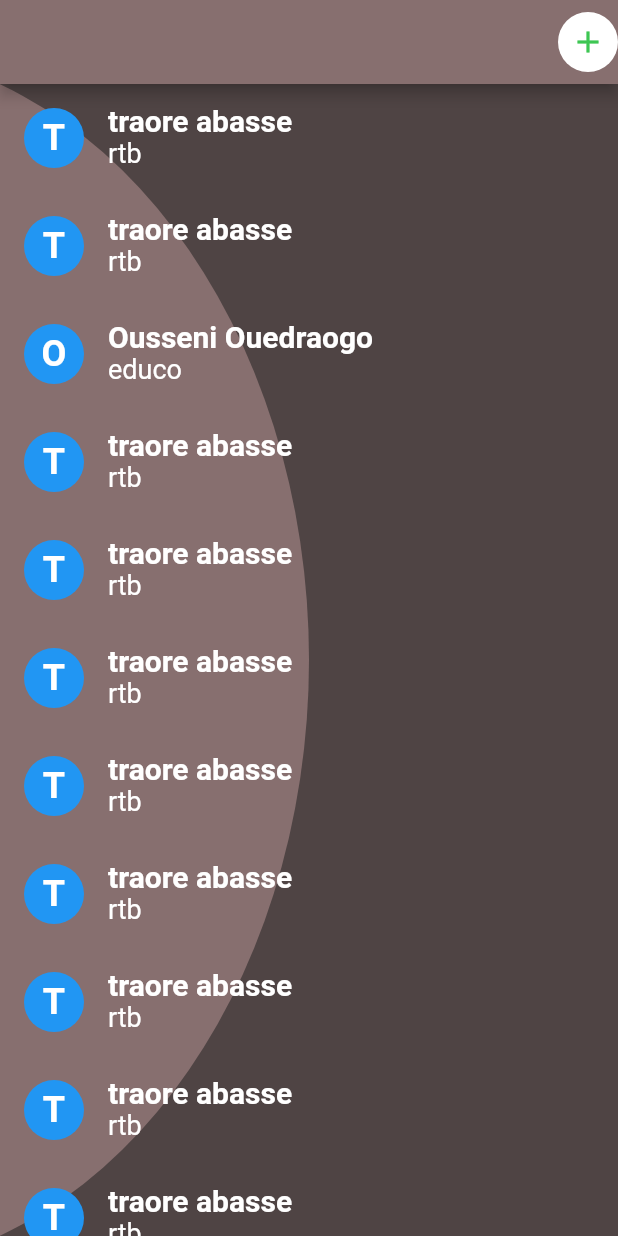
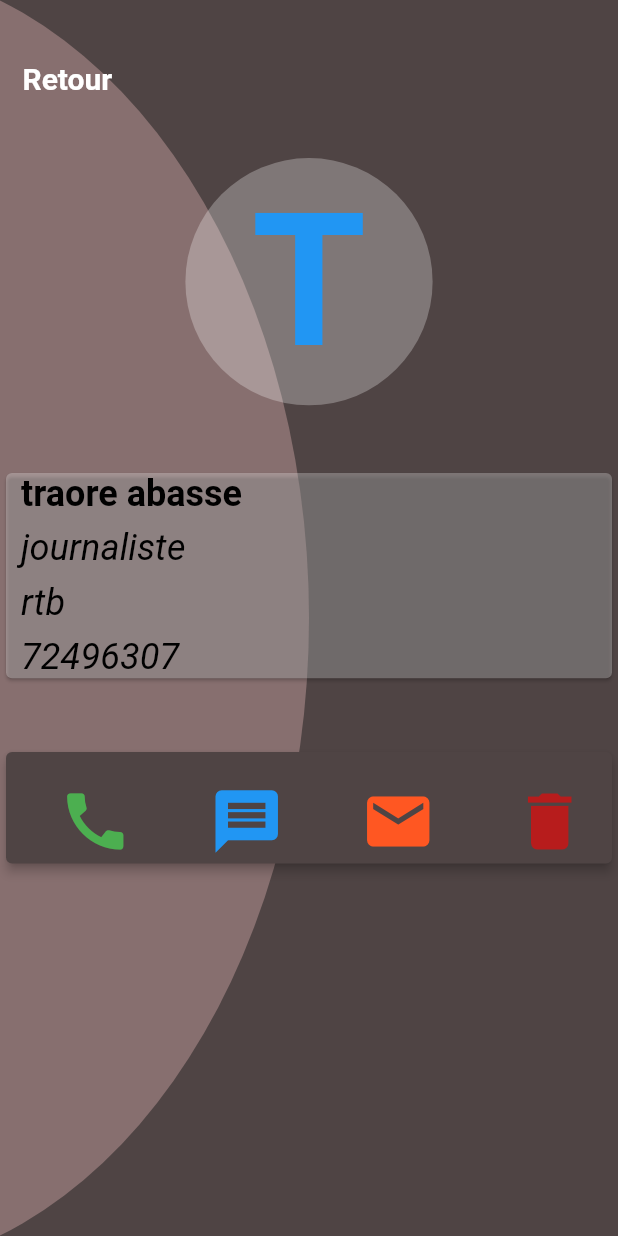
Before and after one commit to rtbouahigouya/contact, a Flutter app: the screen it shows after launch, on a phone screen of 412 x 824 dp. Run offline on Flutter 3.47's test engine with Material 2 defaults, Android fonts, the phone set to English and light mode, and no system bars.

Commit message:
widget detailcontact est cree

```diff
--- /dev/null
+++ b/lib/SCREEN/detailcontact.dart
@@ -0,0 +1,190 @@
+import 'package:contact/CONSTANT/couleur.dart';
+import 'package:contact/CUSTOMWIDGET/backgroundwidget.dart';
+import 'package:flutter/material.dart';
+
+class DetailContact extends StatefulWidget {
+  @override
+  _DetailContactState createState() => _DetailContactState();
+}
+
+class _DetailContactState extends State<DetailContact> {
+  double W, H;
+  @override
+  Widget build(BuildContext context) {
+    W = MediaQuery.of(context).size.width;
+    H = MediaQuery.of(context).size.height;
+    return Scaffold(
+      body: Container(
+        height: H,
+        width: W,
+        child: CustomPaint(
+          painter: BackgroundPaint(),
+          child: Column(
+            children: [
+              SizedBox(
+                height: H * .05,
+              ),
+              Row(
+                children: [
+                  Padding(
+                    padding:
+                        const EdgeInsets.symmetric(vertical: 0, horizontal: 15),
+                    child: Text(
+                      'Retour',
+                      style: TextStyle(
+                          color: Colors.white,
+                          fontWeight: FontWeight.bold,
+                          fontSize: 20),
+                    ),
+                  )
+                ],
+              ),
+              SizedBox(
+                height: H * .05,
+              ),
+              Container(
+                child: CircleAvatar(
+                  radius: W * .2,
+                  backgroundColor: Colors.white.withAlpha(70),
+                  child: Text(
+                    'T',
+                    style: TextStyle(
+                        color: bleu,
+                        fontWeight: FontWeight.bold,
+                        fontSize: W * .3),
+                  ),
+                ),
+              ),
+              SizedBox(
+                height: H * .05,
+              ),
+              Container(
+                width: W,
+                child: Card(
+                  color: Colors.white.withAlpha(70),
+                  child: Column(
+                    children: [
+                      Padding(
+                        padding: const EdgeInsets.only(left: 10),
+                        child: Row(
+                          children: [
+                            Text(
+                              'traore abasse',
+                              style: TextStyle(
+                                  color: Colors.black,
+                                  fontSize: 24,
+                                  fontWeight: FontWeight.bold),
+                            ),
+                          ],
+                        ),
+                      ),
+                      SizedBox(
+                        height: H * .01,
+                      ),
+                      Padding(
+                        padding: const EdgeInsets.only(left: 10),
+                        child: Row(
+                          children: [
+                            Text(
+                              'journaliste',
+                              style: TextStyle(
+                                  color: Colors.black,
+                                  fontSize: 24,
+                                  fontStyle: FontStyle.italic),
+                            ),
+                          ],
+                        ),
+                      ),
+                      SizedBox(
+                        height: H * .01,
+                      ),
+                      Padding(
+                        padding: const EdgeInsets.only(left: 10),
+                        child: Row(
+                          children: [
+                            Text(
+                              'rtb',
+                              style: TextStyle(
+                                  color: Colors.black,
+                                  fontSize: 24,
+                                  fontStyle: FontStyle.italic),
+                            ),
+                          ],
+                        ),
+                      ),
+                      SizedBox(
+                        height: H * .01,
+                      ),
+                      Padding(
+                        padding: const EdgeInsets.only(left: 10),
+                        child: Row(
+                          children: [
+                            Text(
+                              '72496307',
+                              style: TextStyle(
+                                  color: Colors.black,
+                                  fontSize: 24,
+                                  fontStyle: FontStyle.italic),
+                            ),
+                          ],
+                        ),
+                      ),
+                    ],
+                  ),
+                ),
+              ),
+              SizedBox(
+                height: H * .05,
+              ),
+              Container(
+                width: W,
+                height: H * .1,
+                child: Card(
+                  elevation: 3,
+                  color: maron,
+                  child: Row(
+                    mainAxisAlignment: MainAxisAlignment.spaceAround,
+                    children: [
+                      IconButton(
+                        onPressed: () {},
+                        icon: Icon(
+                          Icons.call,
+                          color: Colors.green,
+                          size: 50,
+                        ),
+                      ),
+                      IconButton(
+                        onPressed: () {},
+                        icon: Icon(
+                          Icons.message,
+                          color: Colors.blue,
+                          size: 50,
+                        ),
+                      ),
+                      IconButton(
+                        onPressed: () {},
+                        icon: Icon(
+                          Icons.mail,
+                          color: Colors.deepOrange,
+                          size: 50,
+                        ),
+                      ),
+                      IconButton(
+                        onPressed: () {},
+                        icon: Icon(
+                          Icons.delete,
+                          color: Colors.red[900],
+                          size: 50,
+                        ),
+                      ),
+                    ],
+                  ),
+                ),
+              )
+            ],
+          ),
+        ),
+      ),
+    );
+  }
+}
--- a/lib/main.dart
+++ b/lib/main.dart
@@ -1,4 +1,5 @@
 import 'package:contact/CONSTANT/couleur.dart';
+import 'package:contact/SCREEN/detailcontact.dart';
 import 'package:contact/SCREEN/listcontact.dart';
 import 'package:flutter/material.dart';
 
@@ -18,7 +19,7 @@ class MyApp extends StatelessWidget {
         theme: ThemeData(
           primarySwatch: bleu,
         ),
-      home: ListContact(), //Home(),
+        home: DetailContact() //ListContact(), //Home(),
         );
   }
 }
```
Lines whose indentation alone changed are shown as unchanged.
